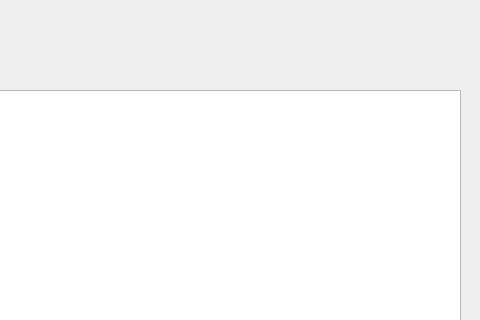
Old version of the form mainwindow.ui in the repository mammonsama666/nm-dbus-demo; both pictures show x 320 to 800 and y 0 to 320 of the 800 by 600 pixel window.
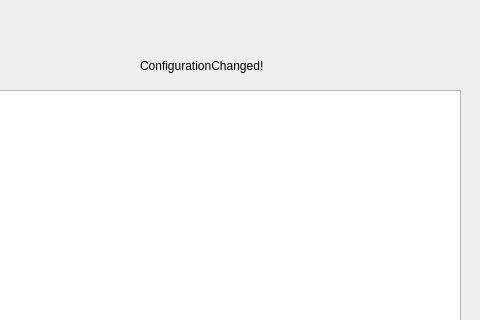
New version of the form.

Commit message: Feature:Add new signal 'configurationChanged()'.

What changed in the file:
```diff
--- a/mainwindow.ui
+++ b/mainwindow.ui
@@ -50,6 +50,19 @@
      </rect>
     </property>
    </widget>
+   <widget class="QLabel" name="tipLabel_2">
+    <property name="geometry">
+     <rect>
+      <x>460</x>
+      <y>50</y>
+      <width>311</width>
+      <height>31</height>
+     </rect>
+    </property>
+    <property name="text">
+     <string>ConfigurationChanged!</string>
+    </property>
+   </widget>
   </widget>
   <widget class="QMenuBar" name="menubar">
    <property name="geometry">
```
Left out of the diff: 2 changed lines with no effect on the pictures. The commit also changes 2 other files.
